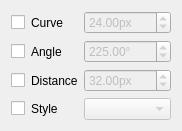
Above: src/widgets/other_widgets/cusp_style_widget.ui from mbasaglia/Knotter before the change. Below: the same form after it.
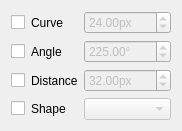
That is the form after the change.

Diff of the .ui file:
```diff
--- a/src/widgets/other_widgets/cusp_style_widget.ui
+++ b/src/widgets/other_widgets/cusp_style_widget.ui
@@ -116,7 +116,7 @@
    <item row="4" column="1">
     <widget class="QLabel" name="label_5">
      <property name="text">
-      <string>Style</string>
+      <string>Shape</string>
      </property>
      <property name="buddy">
       <cstring>combo_cusp_shape</cstring>
```
